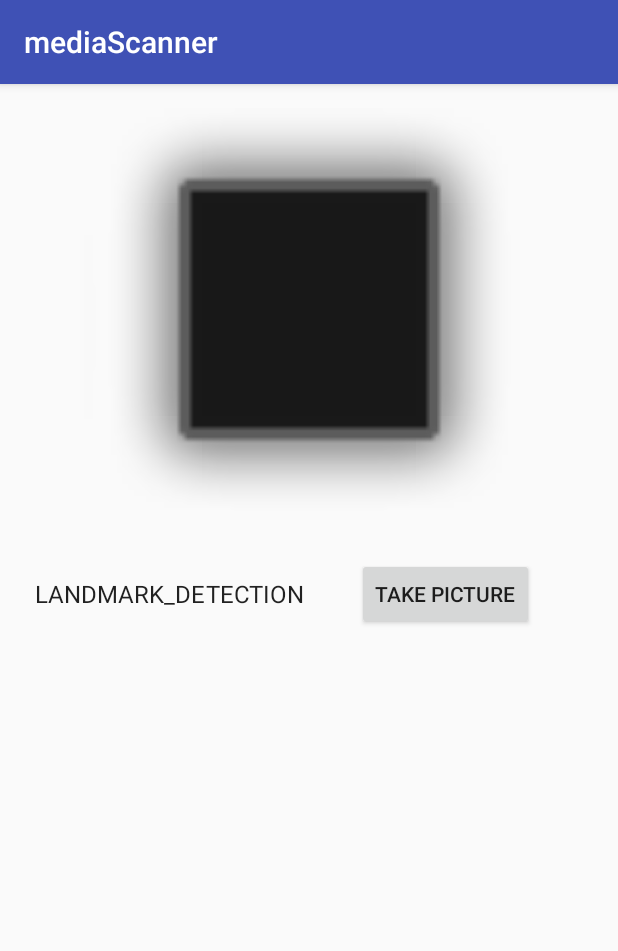
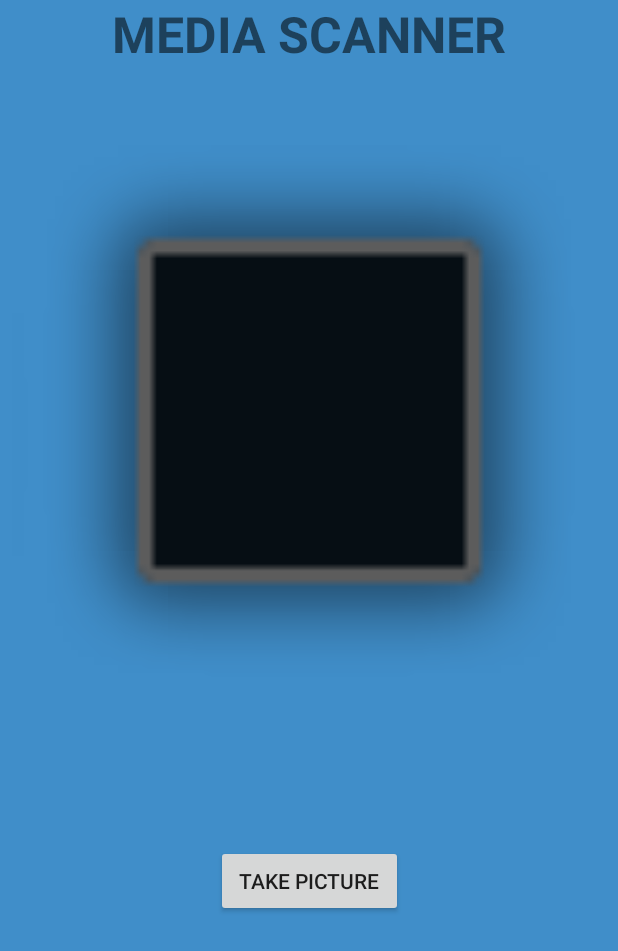
Before and after one commit to SteelJackV2/mediaScanner, an Android app: the screen it shows after launch (MainActivity), on a phone screen of 412 x 824 dp. Shown: the top 951 px of the screen. Run offline under Robolectric (Android 15) with nearby library versions, the phone set to English and light mode, and no system bars; our stand-ins replace ButterKnife; libraries missing offline, so code that uses them is left out: com.google.api.client, com.google.api.services; 6 statements that could not run were skipped.

```diff
--- a/app/build.gradle
+++ b/app/build.gradle
@@ -37,4 +37,5 @@ dependencies {
 
     compile 'com.jakewharton:butterknife:8.7.0'
     annotationProcessor 'com.jakewharton:butterknife-compiler:8.7.0'
+    compile 'com.squareup.okhttp3:okhttp:3.10.0'
 }
--- a/app/src/main/AndroidManifest.xml
+++ b/app/src/main/AndroidManifest.xml
@@ -17,6 +17,12 @@
                 <category android:name="android.intent.category.LAUNCHER" />
             </intent-filter>
         </activity>
+        <activity android:name=".movieDetails"
+            android:screenOrientation="portrait">
+        </activity>
+        <activity android:name=".bookDetails"
+            android:screenOrientation="portrait">
+        </activity>
     </application>
     <uses-permission android:name="android.permission.INTERNET"/>
     <uses-permission android:name="android.permission.CAMERA" />
--- a/app/src/main/java/com/example/akash/mediascanner/MainActivity.java
+++ b/app/src/main/java/com/example/akash/mediascanner/MainActivity.java
@@ -1,7 +1,11 @@
 package com.example.akash.mediascanner;
 
 import android.Manifest;
+import android.annotation.SuppressLint;
+import android.content.BroadcastReceiver;
+import android.content.Context;
 import android.content.Intent;
+import android.content.IntentFilter;
 import android.content.pm.PackageManager;
 import android.graphics.Bitmap;
 import android.os.AsyncTask;
@@ -11,6 +15,7 @@ import android.support.annotation.NonNull;
 import android.support.v4.app.ActivityCompat;
 import android.support.v4.content.ContextCompat;
 import android.support.v7.app.AppCompatActivity;
+import android.text.LoginFilter;
 import android.util.Log;
 import android.view.View;
 import android.widget.AdapterView;
@@ -20,6 +25,7 @@ import android.widget.ImageView;
 import android.widget.ProgressBar;
 import android.widget.Spinner;
 import android.widget.TextView;
+import android.widget.Toast;
 
 import com.google.api.client.extensions.android.http.AndroidHttp;
 import com.google.api.client.googleapis.json.GoogleJsonResponseException;
@@ -40,15 +46,29 @@ import com.google.api.services.vision.v1.model.Image;
 import com.google.api.services.vision.v1.model.ImageProperties;
 import com.google.api.services.vision.v1.model.SafeSearchAnnotation;
 
+import org.json.JSONException;
+import org.json.JSONObject;
+import okhttp3.OkHttpClient;
+import okhttp3.Request;
+import okhttp3.Response;
+
+import java.io.BufferedReader;
 import java.io.ByteArrayOutputStream;
 import java.io.IOException;
+import java.io.InputStream;
+import java.io.InputStreamReader;
+import java.net.URL;
+import java.net.URLConnection;
 import java.util.ArrayList;
 import java.util.List;
 
 import butterknife.BindView;
 import butterknife.ButterKnife;
 
-public class MainActivity extends AppCompatActivity implements AdapterView.OnItemSelectedListener {
+public class MainActivity extends AppCompatActivity {
+    public static JSONObject object;
+    public static String whichone="one";
+    boolean state=true;
 
     private static final String TAG = "MainActivity";
     private static final int RECORD_REQUEST_CODE = 101;
@@ -65,16 +85,17 @@ public class MainActivity extends AppCompatActivity implements AdapterView.OnIte
     @BindView(R.id.imageView)
     ImageView imageView;
 
-    @BindView(R.id.spinnerVisionAPI)
-    Spinner spinnerVisionAPI;
-
     @BindView(R.id.visionAPIData)
     TextView visionAPIData;
-    private Feature feature;
+    private Feature featureOne;
+    private Feature featureTwo;
+
     private Bitmap bitmap;
     private String[] visionAPI = new String[]{"LANDMARK_DETECTION", "LOGO_DETECTION", "SAFE_SEARCH_DETECTION", "IMAGE_PROPERTIES", "LABEL_DETECTION"};
 
-    private String api = visionAPI[0];
+    private String api = "LOGO_DETECTION";
+    private String finaltext;
+    private String mediaName;
 
     @Override
     protected void onCreate(Bundle savedInstanceState) {
@@ -82,18 +103,19 @@ public class MainActivity extends AppCompatActivity implements AdapterView.OnIte
         setContentView(R.layout.activity_main);
         ButterKnife.bind(this);
 
-        feature = new Feature();
-        feature.setType(visionAPI[0]);
-        feature.setMaxResults(10);
+        featureOne = new Feature();
+        featureOne.setType("LOGO_DETECTION");
+        featureOne.setMaxResults(10);
 
-        spinnerVisionAPI.setOnItemSelectedListener(this);
-        ArrayAdapter<String> dataAdapter = new ArrayAdapter<String>(this, android.R.layout.simple_spinner_item, visionAPI);
-        dataAdapter.setDropDownViewResource(android.R.layout.simple_spinner_dropdown_item);
-        spinnerVisionAPI.setAdapter(dataAdapter);
+        featureTwo = new Feature();
+        featureTwo.setType("LABEL_DETECTION");
+        featureTwo.setMaxResults(10);
 
         takePicture.setOnClickListener(new View.OnClickListener() {
             @Override
             public void onClick(View view) {
+                whichone = "one";
+                finaltext = "";
                 takePictureFromCamera();
             }
         });
@@ -128,7 +150,7 @@ public class MainActivity extends AppCompatActivity implements AdapterView.OnIte
         if (requestCode == CAMERA_REQUEST_CODE && resultCode == RESULT_OK) {
             bitmap = (Bitmap) data.getExtras().get("data");
             imageView.setImageBitmap(bitmap);
-            callCloudVision(bitmap, feature);
+            callCloudVision(bitmap, featureOne);
         }
     }
 
@@ -144,6 +166,7 @@ public class MainActivity extends AppCompatActivity implements AdapterView.OnIte
         }
     }
 
+    @SuppressLint("StaticFieldLeak")
     private void callCloudVision(final Bitmap bitmap, final Feature feature) {
         imageUploadProgress.setVisibility(View.VISIBLE);
         final List<Feature> featureList = new ArrayList<>();
@@ -160,7 +183,6 @@ public class MainActivity extends AppCompatActivity implements AdapterView.OnIte
             @Override
             protected String doInBackground(Object... params) {
                 try {
-
                     HttpTransport httpTransport = AndroidHttp.newCompatibleTransport();
                     JsonFactory jsonFactory = GsonFactory.getDefaultInstance();
 
@@ -187,8 +209,22 @@ public class MainActivity extends AppCompatActivity implements AdapterView.OnIte
             }
 
             protected void onPostExecute(String result) {
-                visionAPIData.setText(result);
                 imageUploadProgress.setVisibility(View.INVISIBLE);
+                if (whichone.equals("one")) {
+                    finaltext=result;
+                    mediaName = result;
+                    visionAPIData.setText(finaltext);
+                    callCloudVision(bitmap,featureTwo);
+                    whichone = "two";
+                }
+                else if(whichone.equals("two")){
+                    //finaltext+=result;
+                    visionAPIData.setText(finaltext);
+                    mediaDecider(result);
+                    Log.d("Sorted", finaltext);
+
+
+                }
             }
         }.execute();
 
@@ -206,79 +242,115 @@ public class MainActivity extends AppCompatActivity implements AdapterView.OnIte
     }
 
     private String convertResponseToString(BatchAnnotateImagesResponse response) {
-
         AnnotateImageResponse imageResponses = response.getResponses().get(0);
-
         List<EntityAnnotation> entityAnnotations;
 
         String message = "";
-        switch (api) {
-            case "LANDMARK_DETECTION":
-                entityAnnotations = imageResponses.getLandmarkAnnotations();
-                message = formatAnnotation(entityAnnotations);
-                break;
-            case "LOGO_DETECTION":
-                entityAnnotations = imageResponses.getLogoAnnotations();
-                message = formatAnnotation(entityAnnotations);
-                break;
-            case "SAFE_SEARCH_DETECTION":
-                SafeSearchAnnotation annotation = imageResponses.getSafeSearchAnnotation();
-                message = getImageAnnotation(annotation);
-                break;
-            case "IMAGE_PROPERTIES":
-                ImageProperties imageProperties = imageResponses.getImagePropertiesAnnotation();
-                message = getImageProperty(imageProperties);
-                break;
-            case "LABEL_DETECTION":
-                entityAnnotations = imageResponses.getLabelAnnotations();
-                message = formatAnnotation(entityAnnotations);
-                break;
+        if (whichone.equals("one")) {
+            entityAnnotations = imageResponses.getLogoAnnotations();
+            message = formatAnnotation(entityAnnotations);
         }
-        return message;
-    }
+        else if(whichone.equals("two")){
+            entityAnnotations = imageResponses.getLabelAnnotations();
+            message = formatAnnotation(entityAnnotations);
+        }
 
-    private String getImageAnnotation(SafeSearchAnnotation annotation) {
-        return String.format("adult: %s\nmedical: %s\nspoofed: %s\nviolence: %s\n",
-                annotation.getAdult(),
-                annotation.getMedical(),
-                annotation.getSpoof(),
-                annotation.getViolence());
-    }
-
-    private String getImageProperty(ImageProperties imageProperties) {
-        String message = "";
-        DominantColorsAnnotation colors = imageProperties.getDominantColors();
-        for (ColorInfo color : colors.getColors()) {
-            message = message + "" + color.getPixelFraction() + " - " + color.getColor().getRed() + " - " + color.getColor().getGreen() + " - " + color.getColor().getBlue();
-            message = message + "\n";
-        }
         return message;
     }
 
     private String formatAnnotation(List<EntityAnnotation> entityAnnotation) {
         String message = "";
-
         if (entityAnnotation != null) {
-            for (EntityAnnotation entity : entityAnnotation) {
-                message = message + "    " + entity.getDescription() + " " + entity.getScore();
+            if(whichone.equals("one")) {
+                EntityAnnotation entity = entityAnnotation.get(0);
+                message = entity.getDescription();
                 message += "\n";
             }
+            else if(whichone.equals("two")){
+                message = "";
+                for (EntityAnnotation entity : entityAnnotation) {
+                    message = message + entity.getDescription();
+                    message += " ";
+                }
+            }
+
         } else {
             message = "Nothing Found";
         }
         return message;
     }
 
-    @Override
-    public void onItemSelected(AdapterView<?> adapterView, View view, int i, long l) {
-        api = (String) adapterView.getItemAtPosition(i);
-        feature.setType(api);
-        if (bitmap != null)
-            callCloudVision(bitmap, feature);
+    private void mediaDecider(String responses){
+        if (responses.contains("film")){
+            if(mediaName.contains("(")){
+            mediaName = mediaName.substring(0,  mediaName.indexOf("(") );
+                Log.d("TAG", mediaName);
+            }
+            movieAccess maccess = new movieAccess();
+            maccess.execute(mediaName);
+        }
+
+        else{
+            bookAccess baccess = new bookAccess();
+            baccess.execute(mediaName);
+        }
+    }
+    public class movieAccess extends AsyncTask<String, Void, Void> {
+        public String st;
+        @Override
+        protected Void doInBackground(String ... voids) {
+            try {
+                URL url = new URL("http://www.omdbapi.com/?t="+voids[0]+"&apikey=4c7075e0");
+                URLConnection urlConnection = url.openConnection();
+                InputStream in = urlConnection.getInputStream();
+                InputStreamReader reader = new InputStreamReader(in);
+                BufferedReader br = new BufferedReader(reader);
+                JSONObject movie = new JSONObject(br.readLine());
+                object = movie;
+            } catch (Exception e) {
+                e.printStackTrace();
+            }
+            return null;
+        }
+
+        @Override
+        protected void onPostExecute(Void aVoid) {
+            super.onPostExecute(aVoid);
+            Intent i = new Intent(MainActivity.this,movieDetails.class);
+            startActivityForResult(i,0);
+        }
     }
 
-    @Override
-    public void onNothingSelected(AdapterView<?> adapterView) {
+    public class bookAccess extends AsyncTask<String, Void, Void> {
+        String data="";
+        private OkHttpClient okHttpClient;
+        private Request request;
+        @Override
+        protected Void doInBackground(String... voids) {
+            URL url = null;
+            try {
+                Log.d("TAGGED","A");
+                String Wurl = "https://en.wikipedia.org/w/api.php?action=query&prop=extracts&explaintext&format=json&formatversion=2&titles="+voids[0];
+//                https://en.wikipedia.org/w/api.php?action=query&prop=extracts&explaintext&format=json&formatversion=2&titles=The%20Maze%20Runner
+                okHttpClient = new OkHttpClient();
+                request = new Request.Builder().url(Wurl).build();
+                Response response = okHttpClient.newCall(request).execute();
+                data = response.body().string();
+                object = new JSONObject(data);
 
+            } catch (Exception e) {
+                e.printStackTrace();
+            }
+            return null;
+        }
+
+        @Override
+        protected void onPostExecute(Void aVoid) {
+            super.onPostExecute(aVoid);
+            Intent i = new Intent(MainActivity.this,bookDetails.class);
+            startActivityForResult(i,0);
+        }
     }
+
+
 }
--- a/app/src/main/res/layout/activity_main.xml
+++ b/app/src/main/res/layout/activity_main.xml
@@ -1,67 +1,75 @@
 <?xml version="1.0" encoding="utf-8"?>
-<ScrollView xmlns:android="http://schemas.android.com/apk/res/android"
+<android.support.constraint.ConstraintLayout xmlns:android="http://schemas.android.com/apk/res/android"
     xmlns:app="http://schemas.android.com/apk/res-auto"
     xmlns:tools="http://schemas.android.com/tools"
     android:layout_width="match_parent"
+    android:background="#408ec9"
     android:layout_height="match_parent">
 
-    <android.support.constraint.ConstraintLayout
+    <TextView
+        android:id="@+id/textView"
         android:layout_width="match_parent"
-        android:layout_height="match_parent"
-        tools:context="com.example.akash.mediascanner.MainActivity"
-        android:id="@+id/relativeLayout">
-
+        android:layout_height="wrap_content"
+        android:gravity="center_horizontal"
+        android:text="MEDIA SCANNER"
+        android:textSize="33sp"
+        android:textStyle="bold"
+        android:textColorLink="#408ec9"
+        app:layout_constraintLeft_toLeftOf="parent"
+        app:layout_constraintRight_toRightOf="parent"
+        app:layout_constraintTop_toTopOf="parent" />
     <ProgressBar
         android:id="@+id/imageProgress"
         style="@style/Widget.AppCompat.ProgressBar.Horizontal"
         android:layout_width="0dp"
         android:layout_height="wrap_content"
+        android:layout_marginBottom="8dp"
+        android:layout_marginStart="8dp"
         android:indeterminate="true"
         android:visibility="invisible"
+        app:layout_constraintBottom_toBottomOf="parent"
         app:layout_constraintEnd_toEndOf="parent"
         app:layout_constraintStart_toStartOf="parent"
-            app:layout_constraintTop_toTopOf="parent"
         tools:visibility="visible" />
 
     <ImageView
         android:id="@+id/imageView"
-            android:layout_width="300dp"
-            android:layout_height="300dp"
+        android:layout_width="0dp"
+        android:layout_height="500dp"
         android:layout_marginLeft="8dp"
         android:layout_marginRight="8dp"
-            app:srcCompat="@android:drawable/alert_dark_frame"
-            app:layout_constraintTop_toBottomOf="@+id/imageProgress"
         app:layout_constraintLeft_toLeftOf="parent"
-            app:layout_constraintRight_toRightOf="parent" />
+        app:layout_constraintRight_toRightOf="parent"
+        app:layout_constraintTop_toBottomOf="@+id/textView"
+        app:srcCompat="@android:drawable/alert_dark_frame" />
 
     <Button
         android:id="@+id/takePicture"
         android:layout_width="wrap_content"
         android:layout_height="wrap_content"
-            android:text="Take Picture"
+        android:layout_marginBottom="8dp"
+        android:layout_marginTop="8dp"
+        android:text=" Take Picture "
+        app:layout_constraintBottom_toBottomOf="parent"
+        app:layout_constraintEnd_toEndOf="parent"
+        app:layout_constraintStart_toStartOf="parent"
         app:layout_constraintTop_toBottomOf="@+id/imageView"
-            app:layout_constraintEnd_toEndOf="@+id/imageView" />
-
-        <Spinner
-            android:id="@+id/spinnerVisionAPI"
-            android:layout_width="wrap_content"
-            android:layout_height="wrap_content"
-            app:layout_constraintBottom_toBottomOf="@+id/takePicture"
-            app:layout_constraintEnd_toStartOf="@+id/takePicture"
-            app:layout_constraintStart_toStartOf="@+id/imageView"
-            app:layout_constraintTop_toBottomOf="@+id/imageView" />
+        app:layout_constraintVertical_bias="0.050000012" />
 
     <TextView
         android:id="@+id/visionAPIData"
-            android:layout_width="match_parent"
-            android:layout_height="match_parent"
-            android:layout_marginTop="370dp"
-            android:gravity="left"
+        android:layout_width="wrap_content"
+        android:layout_height="wrap_content"
+        android:layout_marginBottom="8dp"
+        android:layout_marginEnd="8dp"
+        android:layout_marginStart="8dp"
+        android:layout_marginTop="8dp"
+        android:gravity="center"
         android:textSize="18dp"
-            app:layout_constraintEnd_toEndOf="@+id/takePicture"
-            app:layout_constraintHorizontal_bias="0.0"
-            app:layout_constraintStart_toStartOf="@+id/spinnerVisionAPI"
-            app:layout_constraintTop_toBottomOf="@+id/spinnerVisionAPI"
-            tools:text="Text LAbele" />
+        app:layout_constraintBottom_toBottomOf="parent"
+        app:layout_constraintEnd_toEndOf="parent"
+        app:layout_constraintStart_toStartOf="parent"
+        app:layout_constraintTop_toBottomOf="@+id/takePicture"
+        app:layout_constraintVertical_bias="0.0"
+        tools:text="INFO" />
 </android.support.constraint.ConstraintLayout>
-</ScrollView>
--- a/app/src/main/res/values/colors.xml
+++ b/app/src/main/res/values/colors.xml
@@ -1,6 +1,6 @@
 <?xml version="1.0" encoding="utf-8"?>
 <resources>
-    <color name="colorPrimary">#3F51B5</color>
-    <color name="colorPrimaryDark">#303F9F</color>
+    <color name="colorPrimary">#408ec9</color>
+    <color name="colorPrimaryDark">#408ec9</color>
     <color name="colorAccent">#FF4081</color>
 </resources>
--- a/app/src/main/res/values/styles.xml
+++ b/app/src/main/res/values/styles.xml
@@ -1,7 +1,7 @@
 <resources>
 
     <!-- Base application theme. -->
-    <style name="AppTheme" parent="Theme.AppCompat.Light.DarkActionBar">
+    <style name="AppTheme" parent="Theme.AppCompat.Light.NoActionBar">
         <!-- Customize your theme here. -->
         <item name="colorPrimary">@color/colorPrimary</item>
         <item name="colorPrimaryDark">@color/colorPrimaryDark</item>
```
Also changed, not shown: app/src/main/java/com/example/akash/mediascanner/bookDetails.java (added, +83 -0 lines), app/src/main/java/com/example/akash/mediascanner/movieDetails.java (added, +149 -0 lines), app/src/main/res/layout/bookdetails.xml (added, +53 -0 lines), app/src/main/res/layout/moviedetails.xml (added, +78 -0 lines). Lines whose indentation alone changed are shown as unchanged.
